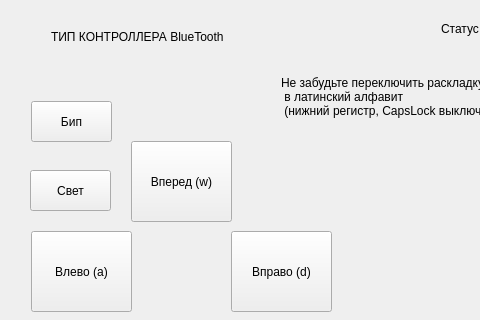
This is vench.ui in woronin/smartcar as Qt 5 draws it before an edit; both pictures show x 0 to 480 and y 0 to 320 of the 1064 by 441 pixel window. The edited form follows.
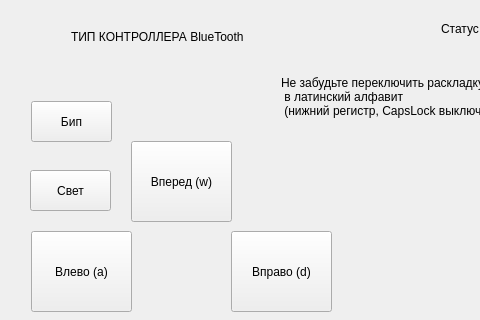
This is the edited form.

Patch:
```diff
--- a/vench.ui
+++ b/vench.ui
@@ -2295,7 +2295,7 @@
       <widget class="QLabel" name="label_31">
        <property name="geometry">
         <rect>
-         <x>40</x>
+         <x>60</x>
          <y>10</y>
          <width>221</width>
          <height>31</height>
```
